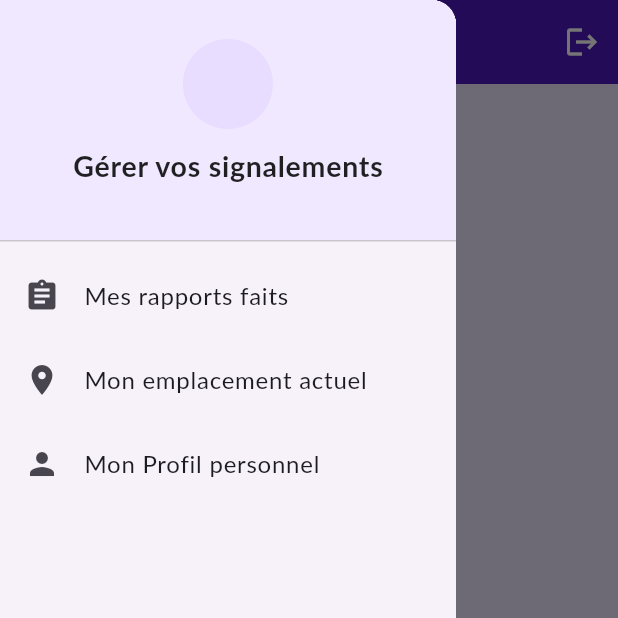
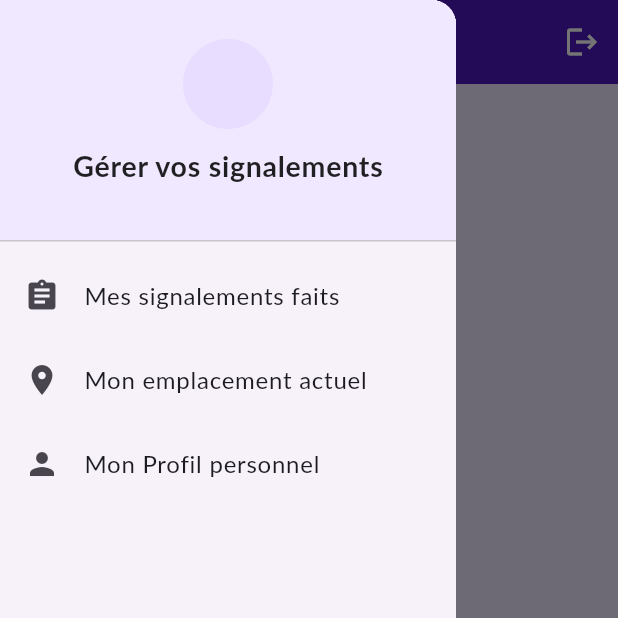
Before and after one commit to Mondo67244/testulti, a Flutter app: the UtilisateurDashboard screen opened by its route, with the side drawer open, on a phone screen of 412 x 824 dp, the top half of it. Run offline on Flutter 3.47's test engine with Material 3 defaults, Android fonts, the light colour scheme and no system bars; our stand-ins replace cloud_firestore, firebase_auth, firebase_core, shared_preferences; accounts and stored records are empty.

Commit message:
responsive

```diff
--- a/lib/screens/Utilisateur/utilisateur_dashboard.dart
+++ b/lib/screens/Utilisateur/utilisateur_dashboard.dart
@@ -128,7 +128,7 @@ class _UtilisateurDashboardState extends State<UtilisateurDashboard> {
                   ),
                   ListTile(
               leading: const Icon(Icons.assignment),
-              title: const Text('Mes rapports faits'),
+              title: const Text('Mes signalements faits'),
               onTap: () {
                 _onItemTapped(0);
                 Navigator.pop(context);
@@ -173,7 +173,7 @@ class _UtilisateurDashboardState extends State<UtilisateurDashboard> {
               items: const <BottomNavigationBarItem>[
                 BottomNavigationBarItem(
                   icon: Icon(Icons.assignment),
-                  label: 'Mes rapports',
+                  label: 'Mes signalements',
                 ),
                 BottomNavigationBarItem(
                   icon: Icon(Icons.list),
```
